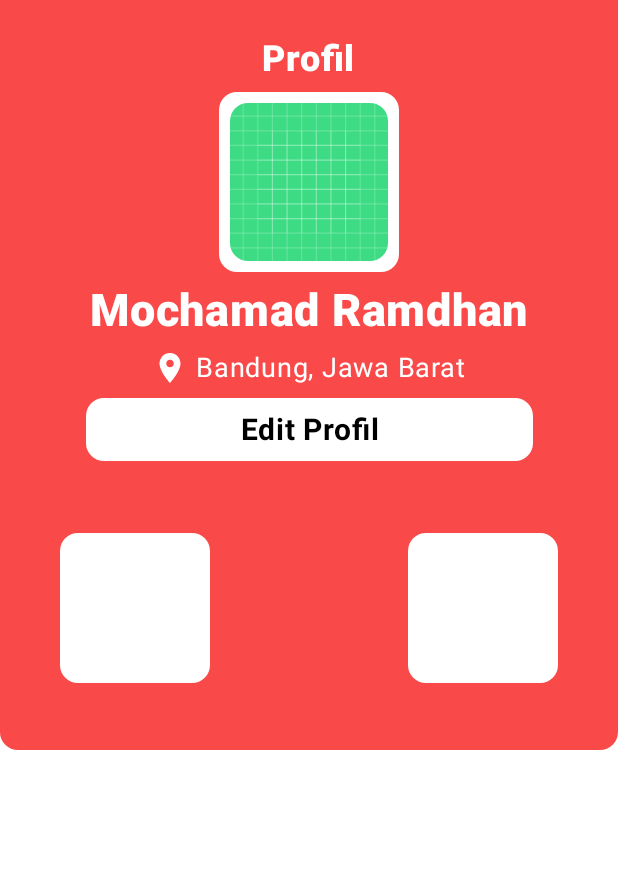
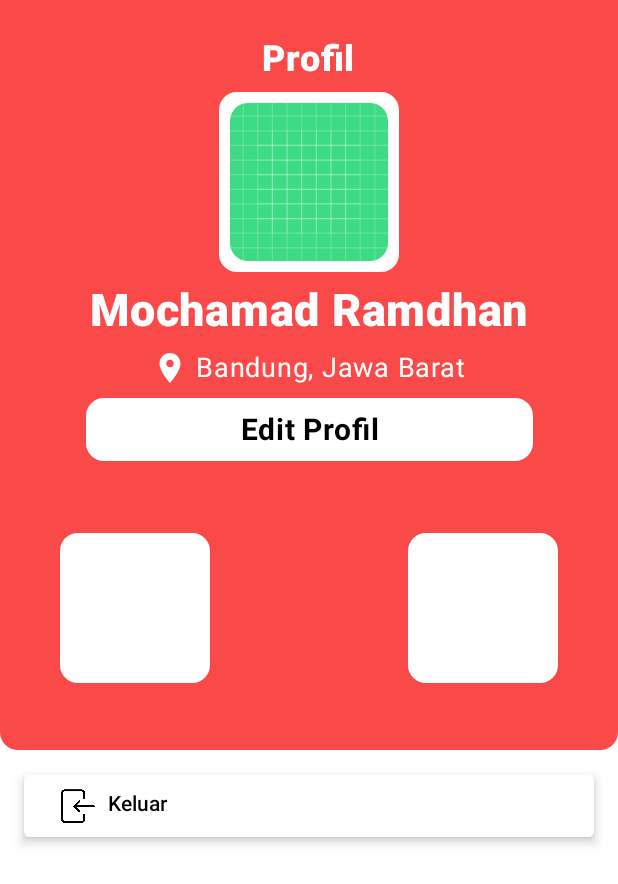
Before and after one commit to DareToDonor/Mobile, an Android app built with Jetpack Compose: the @Preview function GreetingPreview, on a phone screen of 412 x 824 dp. Shown: the top 884 px of the screen. Run offline under Robolectric (Android 15) with nearby library versions, the phone set to English and light mode, and no system bars.

Commit message:
add logout button in  componnet and implmenet to profil

```diff
--- a/app/src/main/java/com/daaretodonor/ui/components/ButtomEditProfil.kt
+++ b/app/src/main/java/com/daaretodonor/ui/components/ButtonEditProfil.kt
@@ -22,7 +22,7 @@ import com.daaretodonor.ui.theme.DaareToDonorTheme
 
 
 @Composable
-fun ButtomEditProfil(
+fun ButtonEditProfil(
 ) {
     Box(
         modifier = Modifier
@@ -46,6 +46,6 @@ fun ButtomEditProfil(
 @Composable
 fun GreetingPreview() {
     DaareToDonorTheme {
-        ButtomEditProfil()
+        ButtonEditProfil()
     }
 }
--- /dev/null
+++ b/app/src/main/java/com/daaretodonor/ui/components/ButtonLogout.kt
@@ -0,0 +1,60 @@
+package com.daaretodonor.ui.components
+
+import androidx.compose.foundation.layout.Arrangement
+import androidx.compose.foundation.layout.Row
+import androidx.compose.foundation.layout.Spacer
+import androidx.compose.foundation.layout.fillMaxWidth
+import androidx.compose.foundation.layout.padding
+import androidx.compose.foundation.layout.size
+import androidx.compose.foundation.layout.width
+import androidx.compose.foundation.shape.RoundedCornerShape
+import androidx.compose.material.icons.Icons
+import androidx.compose.material.icons.filled.Place
+import androidx.compose.material3.Button
+import androidx.compose.material3.ButtonDefaults
+import androidx.compose.material3.Icon
+import androidx.compose.material3.Text
+import androidx.compose.runtime.Composable
+import androidx.compose.ui.Alignment
+import androidx.compose.ui.Modifier
+import androidx.compose.ui.draw.shadow
+import androidx.compose.ui.graphics.Color
+import androidx.compose.ui.graphics.vector.ImageVector
+import androidx.compose.ui.res.painterResource
+import androidx.compose.ui.res.stringResource
+import androidx.compose.ui.text.font.FontWeight
+import androidx.compose.ui.unit.dp
+import com.daaretodonor.R
+
+@Composable
+fun ButtonLogout (){
+    Button(
+        onClick = {
+        },
+        shape = RoundedCornerShape(5.dp),
+        colors = ButtonDefaults.buttonColors(Color.White),
+        modifier = Modifier
+            .padding(16.dp)
+            .fillMaxWidth()
+            .shadow(4.dp)
+            .size(height = 42.dp, width = 400.dp)
+    ) {
+        Row(
+            modifier = Modifier.fillMaxWidth(),
+            horizontalArrangement = Arrangement.Start
+        ){
+            Icon(
+                painter = painterResource(id = R.drawable.ic_logout),
+                contentDescription = null,
+                tint = Color.Black,
+                modifier = Modifier.size(24.dp)
+            )
+            Spacer(modifier = Modifier.width(8.dp))
+            Text(
+                text = stringResource(R.string.logout),
+                fontWeight = FontWeight.Medium,
+                color = Color.Black
+            )
+        }
+    }
+}
--- a/app/src/main/java/com/daaretodonor/ui/screen/profil/ProfileScreen.kt
+++ b/app/src/main/java/com/daaretodonor/ui/screen/profil/ProfileScreen.kt
@@ -12,9 +12,14 @@ import androidx.compose.foundation.layout.fillMaxWidth
 import androidx.compose.foundation.layout.height
 import androidx.compose.foundation.layout.padding
 import androidx.compose.foundation.layout.size
+import androidx.compose.foundation.layout.width
+import androidx.compose.foundation.shape.CircleShape
 import androidx.compose.foundation.shape.CornerSize
+import androidx.compose.foundation.shape.RoundedCornerShape
 import androidx.compose.material.icons.Icons
 import androidx.compose.material.icons.filled.Place
+import androidx.compose.material3.Button
+import androidx.compose.material3.ButtonDefaults
 import androidx.compose.material3.Icon
 import androidx.compose.material3.MaterialTheme
 import androidx.compose.material3.Text
@@ -22,6 +27,7 @@ import androidx.compose.runtime.Composable
 import androidx.compose.ui.Alignment
 import androidx.compose.ui.Modifier
 import androidx.compose.ui.draw.clip
+import androidx.compose.ui.draw.shadow
 import androidx.compose.ui.graphics.Color
 import androidx.compose.ui.layout.ContentScale
 import androidx.compose.ui.res.painterResource
@@ -32,14 +38,18 @@ import androidx.compose.ui.tooling.preview.Preview
 import androidx.compose.ui.unit.dp
 import androidx.compose.ui.unit.sp
 import com.daaretodonor.R
-import com.daaretodonor.ui.components.ButtomEditProfil
+import com.daaretodonor.ui.components.ButtonEditProfil
+import com.daaretodonor.ui.components.ButtonLogout
 import com.daaretodonor.ui.theme.DaareToDonorTheme
+import com.daaretodonor.ui.theme.GrayBg
 import com.daaretodonor.ui.theme.MainColor
 
 @Composable
 fun ProfileScreen(
-    modifier: Modifier = Modifier,
+    modifier: Modifier = Modifier
+        .background(GrayBg),
 ) {
+    Column {
     Box(
         modifier = Modifier
             .fillMaxWidth()
@@ -109,7 +119,7 @@ fun ProfileScreen(
                 )
             }
             Spacer(modifier = Modifier.height(8.dp))
-            ButtomEditProfil()
+            ButtonEditProfil()
             Spacer(modifier = Modifier.height(8.dp))
             Row(
                 modifier = Modifier
@@ -132,6 +142,8 @@ fun ProfileScreen(
             }
         }
     }
+        ButtonLogout()
+    }
 }
 @Preview(showBackground = true)
 @Composable
--- a/app/src/main/java/com/daaretodonor/ui/theme/Color.kt
+++ b/app/src/main/java/com/daaretodonor/ui/theme/Color.kt
@@ -11,3 +11,4 @@ val PurpleGrey40 = Color(0xFF625b71)
 val Pink40 = Color(0xFF7D5260)
 
 val MainColor = Color(0xFFFA4949)
+val GrayBg  = Color(0xFFFDFD9D9)
--- a/app/src/main/java/com/daaretodonor/ui/theme/Type.kt
+++ b/app/src/main/java/com/daaretodonor/ui/theme/Type.kt
@@ -2,11 +2,14 @@ package com.daaretodonor.ui.theme
 
 import androidx.compose.material3.Typography
 import androidx.compose.ui.text.TextStyle
+import androidx.compose.ui.text.font.Font
 import androidx.compose.ui.text.font.FontFamily
+import androidx.compose.ui.text.font.FontStyle
 import androidx.compose.ui.text.font.FontWeight
 import androidx.compose.ui.unit.sp
+import com.daaretodonor.R
 
-// Set of Material typography styles to start with
+
 val Typography = Typography(
     bodyLarge = TextStyle(
         fontFamily = FontFamily.Default,
@@ -15,20 +18,4 @@ val Typography = Typography(
         lineHeight = 24.sp,
         letterSpacing = 0.5.sp
     )
-    /* Other default text styles to override
-    titleLarge = TextStyle(
-        fontFamily = FontFamily.Default,
-        fontWeight = FontWeight.Normal,
-        fontSize = 22.sp,
-        lineHeight = 28.sp,
-        letterSpacing = 0.sp
-    ),
-    labelSmall = TextStyle(
-        fontFamily = FontFamily.Default,
-        fontWeight = FontWeight.Medium,
-        fontSize = 11.sp,
-        lineHeight = 16.sp,
-        letterSpacing = 0.5.sp
-    )
-    */
 )
--- a/app/src/main/res/values/strings.xml
+++ b/app/src/main/res/values/strings.xml
@@ -6,5 +6,5 @@
     <string name="menu_profil">Profil</string>
     <string name="back">Kembali</string>
     <string name="edit_profil">Edit Profil</string>
-
+    <string name="logout">Keluar</string>
 </resources>
```
Also changed, not shown: app/src/main/res/drawable/ic_logout.png (added).
